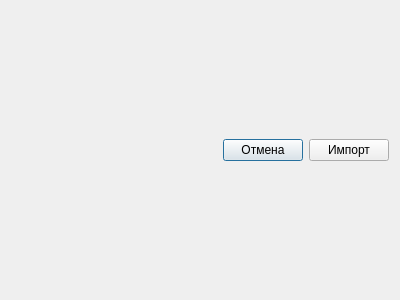
This is gui/src/dialogs/importdiscoveredcontactdialog.ui in sqglobe/SecureDialogues as Qt 5 draws it before an edit. The edited form follows.
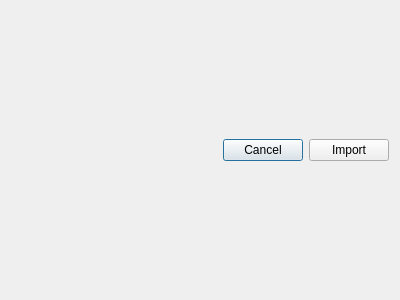
This is the edited form. Icons and pictures are not drawn.

Diff of the .ui file:
```diff
--- a/gui/src/dialogs/importdiscoveredcontactdialog.ui
+++ b/gui/src/dialogs/importdiscoveredcontactdialog.ui
@@ -42,7 +42,7 @@
         <string>Отменить изменения и закрыть диалог</string>
        </property>
        <property name="text">
-        <string>Отмена</string>
+        <string>Cancel</string>
        </property>
       </widget>
      </item>
@@ -52,7 +52,7 @@
         <string>Выполнить импорт полученного контакта</string>
        </property>
        <property name="text">
-        <string>Импорт</string>
+        <string>Import</string>
        </property>
       </widget>
      </item>
```
Left out of the diff: 6 changed lines with no effect on the pictures.
